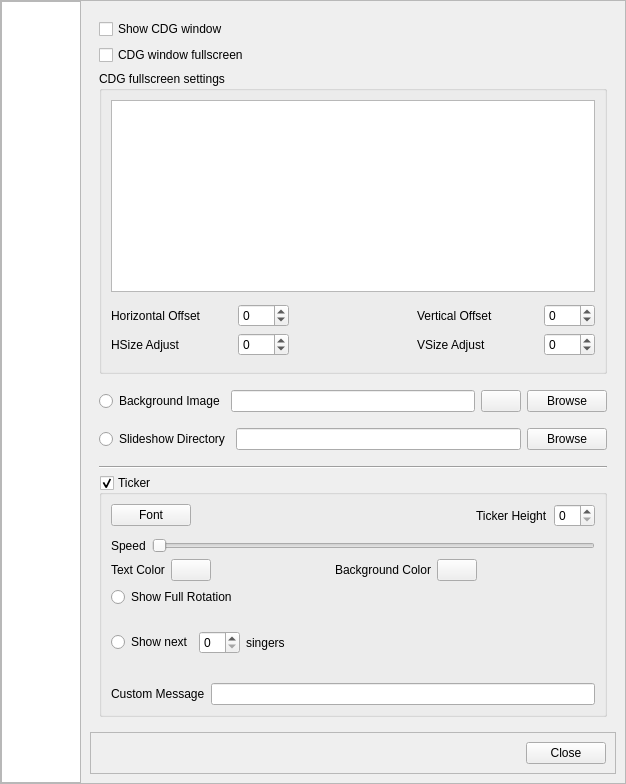
Above: OpenKJ/dlgsettings.ui from OpenKJ/OpenKJ before the change. Below: the same form after it.
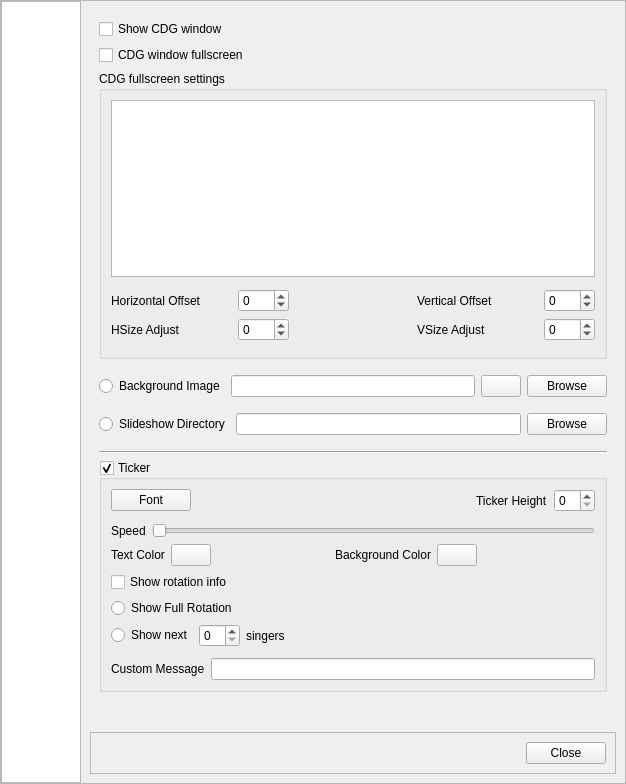
That is the form after the change. The open tabs and pages were chosen to show the change. Icons and pictures are not drawn.

Commit message:
Feature request - Allow showing only custom msg in ticker
Also, now %cs, %ns, and %rc in custom ticker text will be replace with
current singer, next singer, and rotation count.

Patch:
```diff
--- a/OpenKJ/dlgsettings.ui
+++ b/OpenKJ/dlgsettings.ui
@@ -750,6 +750,13 @@
                  </item>
                 </layout>
                </item>
+               <item>
+                <widget class="QCheckBox" name="cbxTickerShowRotationInfo">
+                 <property name="text">
+                  <string>Show rotation info</string>
+                 </property>
+                </widget>
+               </item>
                <item>
                 <widget class="QRadioButton" name="radioButtonFullRotation">
                  <property name="text">
@@ -759,6 +766,9 @@
                </item>
                <item>
                 <layout class="QHBoxLayout" name="horizontalLayout_7">
+                 <property name="spacing">
+                  <number>6</number>
+                 </property>
                  <property name="topMargin">
                   <number>0</number>
                  </property>
@@ -814,6 +824,19 @@
               </layout>
              </widget>
             </item>
+            <item>
+             <spacer name="verticalSpacer_4">
+              <property name="orientation">
+               <enum>Qt::Vertical</enum>
+              </property>
+              <property name="sizeHint" stdset="0">
+               <size>
+                <width>20</width>
+                <height>40</height>
+               </size>
+              </property>
+             </spacer>
+            </item>
            </layout>
           </widget>
           <widget class="QWidget" name="networkPage">
```
Left out of the diff: 2 changed lines with no effect on the pictures. The commit also changes 5 other files.
